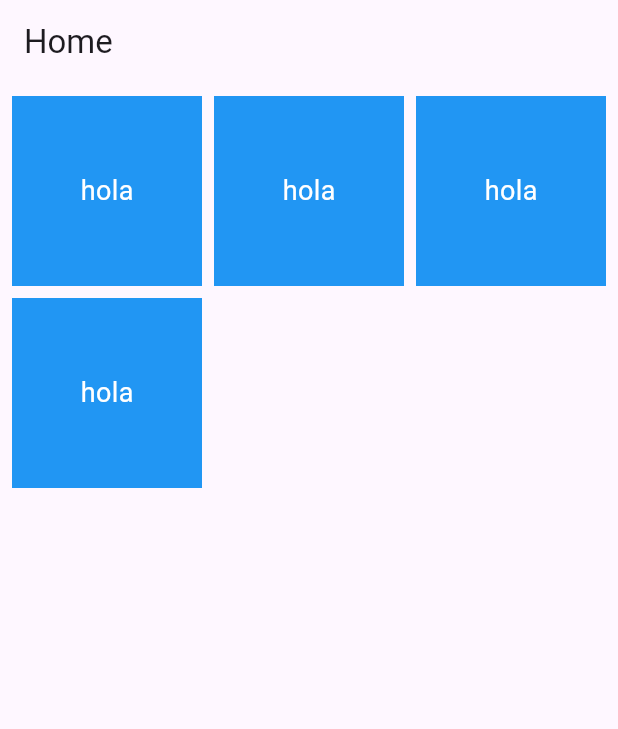
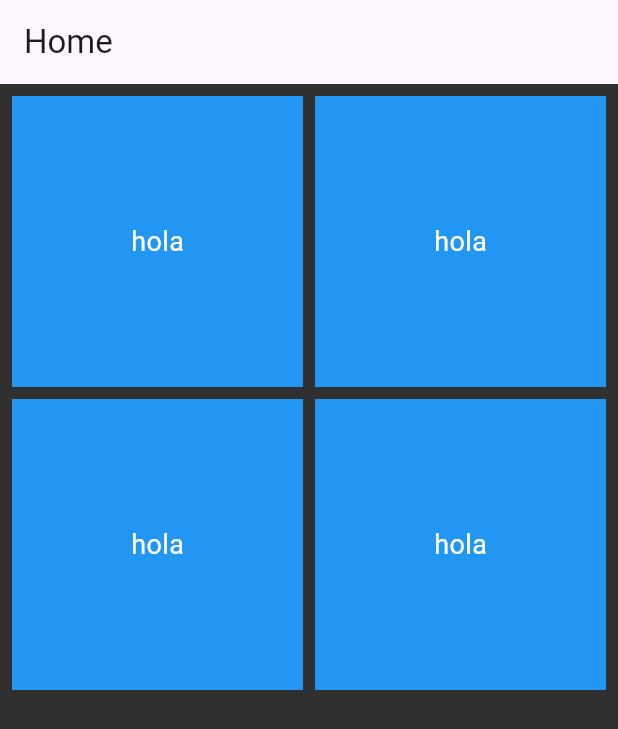
Before and after one commit to byronsmb/cryptocurrency_ui, a Flutter app: the screen it shows after launch, on a phone screen of 412 x 824 dp. Shown: the top 729 px of the screen. Run offline on Flutter 3.47's test engine with Material 2 defaults, Android fonts, the phone set to English and light mode, and no system bars.

Commit message:
Update main_page.dart

```diff
--- a/lib/main_page.dart
+++ b/lib/main_page.dart
@@ -7,9 +7,10 @@ class MainPage extends StatelessWidget {
   Widget build(BuildContext context) {
     return Scaffold(
       appBar: AppBar(title: Text("Home")),
+      backgroundColor: Color.fromARGB(255, 48, 48, 48),
       body: GridView.builder(
         gridDelegate: const SliverGridDelegateWithFixedCrossAxisCount(
-          crossAxisCount: 3, // number of items in each row
+          crossAxisCount: 2, // number of items in each row
           mainAxisSpacing: 8.0, // spacing between rows
           crossAxisSpacing: 8.0, // spacing between columns
         ),
```
